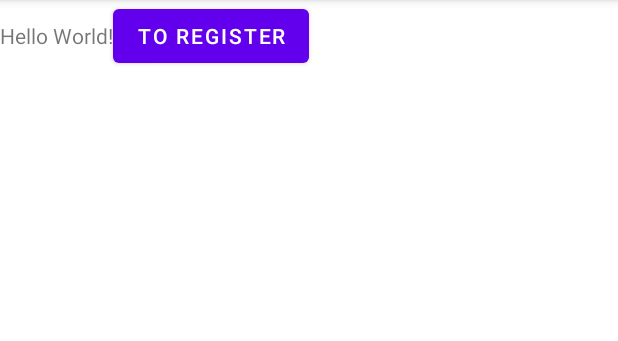
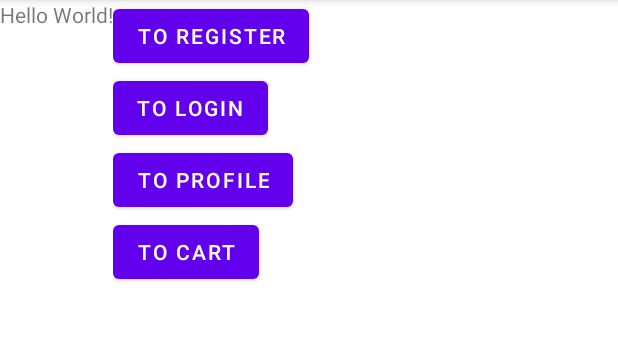
Before and after one commit to AgileTech-WV61/Mobile-app, an Android app: the screen it shows after launch (MainActivity), on a phone screen of 412 x 824 dp, the part 84-425 px from its top. Run offline under Robolectric (Android 15) with nearby library versions, the phone set to English and light mode, and no system bars.

Commit message:
Add: Testing Buttons

```diff
--- a/app/src/main/java/com/example/ksero/MainActivity.kt
+++ b/app/src/main/java/com/example/ksero/MainActivity.kt
@@ -16,5 +16,23 @@ class MainActivity : AppCompatActivity() {
             val intent = Intent(this, RegisterActivity::class.java)
             startActivity(intent)
         }
+
+        val btnToCart: Button = findViewById(R.id.toCartButton)
+        btnToCart.setOnClickListener {
+            val intent = Intent(this, RetailSellerCartActivity::class.java)
+            startActivity(intent)
+        }
+
+        val btnToLogin: Button = findViewById(R.id.toLoginButton)
+        btnToLogin.setOnClickListener {
+            val intent = Intent(this, LoginActivity::class.java)
+            startActivity(intent)
+        }
+
+        val btnToProfile: Button = findViewById(R.id.toProfileButton)
+        btnToProfile.setOnClickListener {
+            val intent = Intent(this, Profile::class.java)
+            startActivity(intent)
+        }
     }
 }
--- a/app/src/main/res/layout/activity_main.xml
+++ b/app/src/main/res/layout/activity_main.xml
@@ -15,6 +15,10 @@
         app:layout_constraintEnd_toEndOf="parent"
         app:layout_constraintStart_toStartOf="parent"
         app:layout_constraintTop_toTopOf="parent" />
+    <LinearLayout
+        android:layout_width="match_parent"
+        android:layout_height="match_parent"
+        android:orientation="vertical">
         <Button
             android:id="@+id/toRegisterButton"
             android:layout_width="wrap_content"
@@ -24,5 +28,34 @@
             app:layout_constraintEnd_toEndOf="parent"
             app:layout_constraintStart_toStartOf="parent"
             app:layout_constraintTop_toTopOf="parent" />
+        <Button
+            android:id="@+id/toLoginButton"
+            android:layout_width="wrap_content"
+            android:layout_height="wrap_content"
+            android:text="To Login"
+            app:layout_constraintBottom_toBottomOf="parent"
+            app:layout_constraintEnd_toEndOf="parent"
+            app:layout_constraintStart_toStartOf="parent"
+            app:layout_constraintTop_toTopOf="parent" />
+        <Button
+            android:id="@+id/toProfileButton"
+            android:layout_width="wrap_content"
+            android:layout_height="wrap_content"
+            android:text="To Profile"
+            app:layout_constraintBottom_toBottomOf="parent"
+            app:layout_constraintEnd_toEndOf="parent"
+            app:layout_constraintStart_toStartOf="parent"
+            app:layout_constraintTop_toTopOf="parent" />
+        <Button
+            android:id="@+id/toCartButton"
+            android:layout_width="wrap_content"
+            android:layout_height="wrap_content"
+            android:text="To Cart"
+            app:layout_constraintBottom_toBottomOf="parent"
+            app:layout_constraintEnd_toEndOf="parent"
+            app:layout_constraintStart_toStartOf="parent"
+            app:layout_constraintTop_toTopOf="parent" />
+    </LinearLayout>
+
 
 </LinearLayout>
```
Lines whose indentation alone changed are shown as unchanged.
